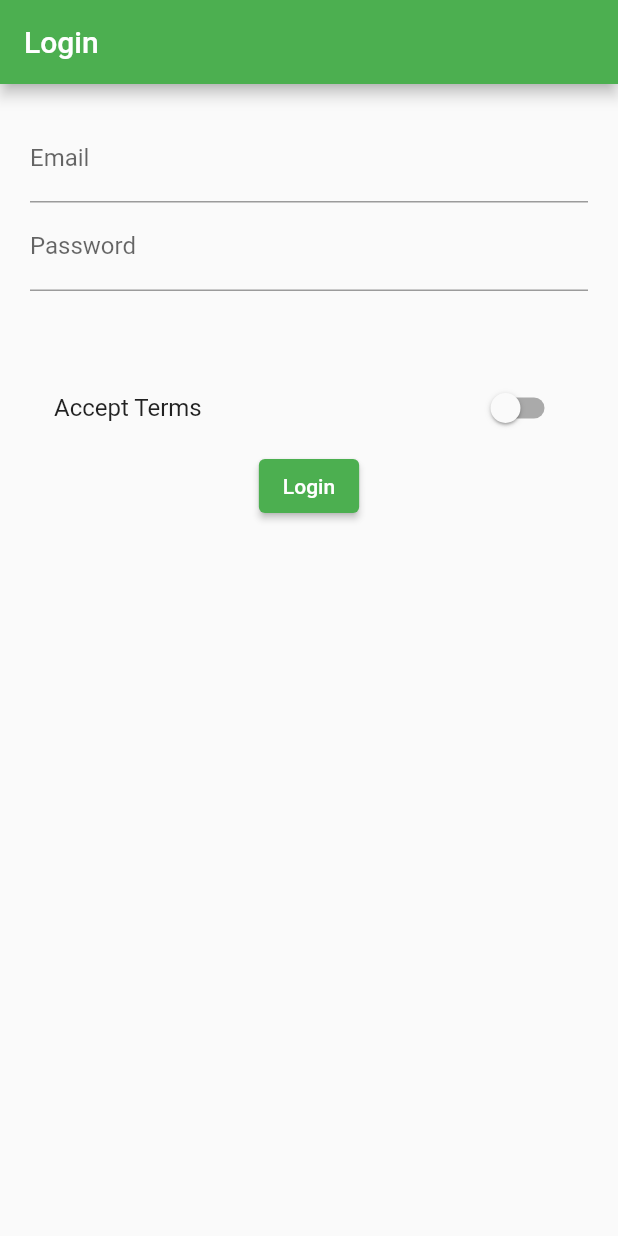
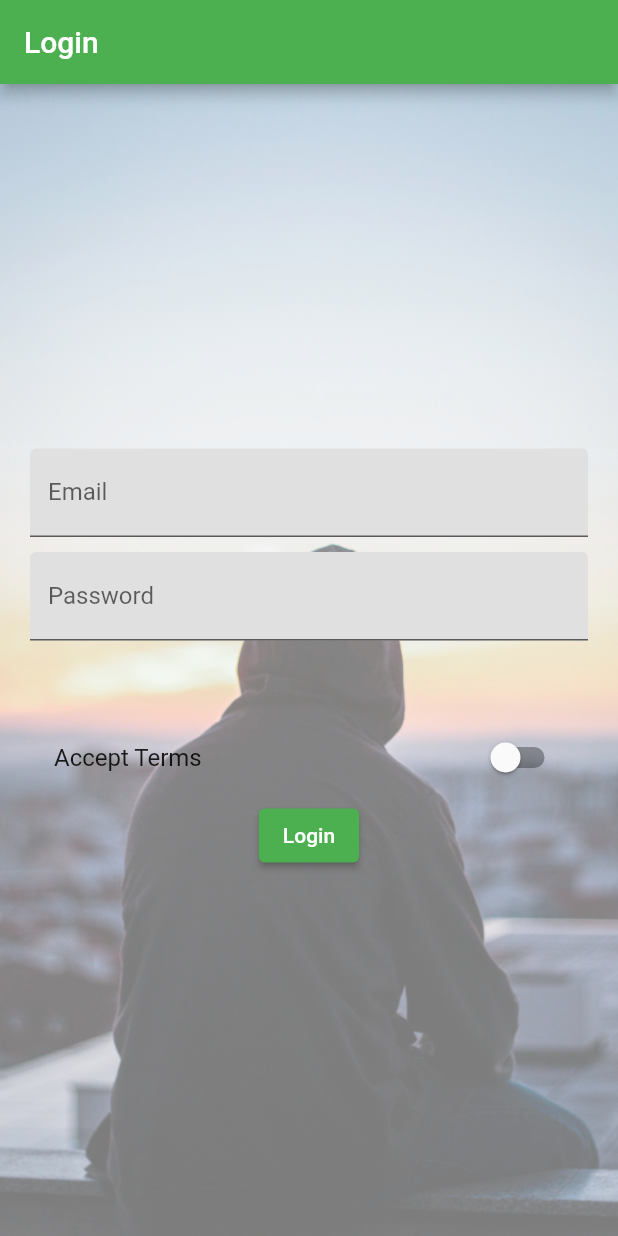
Before and after one commit to miikhaaeel/EasyList, a Flutter app: the screen it shows after launch, on a phone screen of 412 x 824 dp. Run offline on Flutter 3.47's test engine with Material 2 defaults, Android fonts, the phone set to English and light mode, and no system bars.

```diff
--- a/lib/screens/auth_screen.dart
+++ b/lib/screens/auth_screen.dart
@@ -22,11 +22,24 @@ class _AuthScreenState extends State<AuthScreen> {
         backgroundColor: Theme.of(context).primaryColor,
       ),
       body: Container(
-        margin: const EdgeInsets.all(20),
-        child: ListView(
+        decoration: BoxDecoration(
+          image: DecorationImage(
+            image: const AssetImage('assets/pexel.jpg'),
+            fit: BoxFit.cover,
+            colorFilter: ColorFilter.mode(
+              Colors.black.withOpacity(0.5),
+              BlendMode.dstATop,
+            ),
+          ),
+        ),
+        padding: const EdgeInsets.all(20),
+        child: Center(
+          child: SingleChildScrollView(
+            child: Column(
               children: [
                 TextField(
-              decoration: const InputDecoration(labelText: 'Email'),
+                  textAlign: TextAlign.center,
+                  decoration:  InputDecoration(labelText: 'Email',filled: true,fillColor: Colors.grey.shade300),
                   onChanged: (value) {
                     setState(() {
                       _emaillValue = value;
@@ -34,8 +47,9 @@ class _AuthScreenState extends State<AuthScreen> {
                   },
                   keyboardType: TextInputType.emailAddress,
                 ),
+                SizedBox(height: 10),
                 TextField(
-              decoration: const InputDecoration(
+                  decoration: InputDecoration(filled: true,fillColor: Colors.grey.shade300,
                     labelText: 'Password',
                   ),
                   onChanged: (value) {
@@ -77,6 +91,8 @@ class _AuthScreenState extends State<AuthScreen> {
               ],
             ),
           ),
+        ),
+      ),
     );
   }
 }
```
Also changed, not shown: lib/product_manager.dart (deleted, +0 -21 lines), lib/screens/home_screen.dart (+10 -4 lines), lib/widgets/products/price_tag.dart (added, +23 -0 lines), lib/widgets/products/products.dart (renamed from lib/products.dart, +23 -25 lines), assets/pexel.jpg (added). Lines whose indentation alone changed are shown as unchanged.
